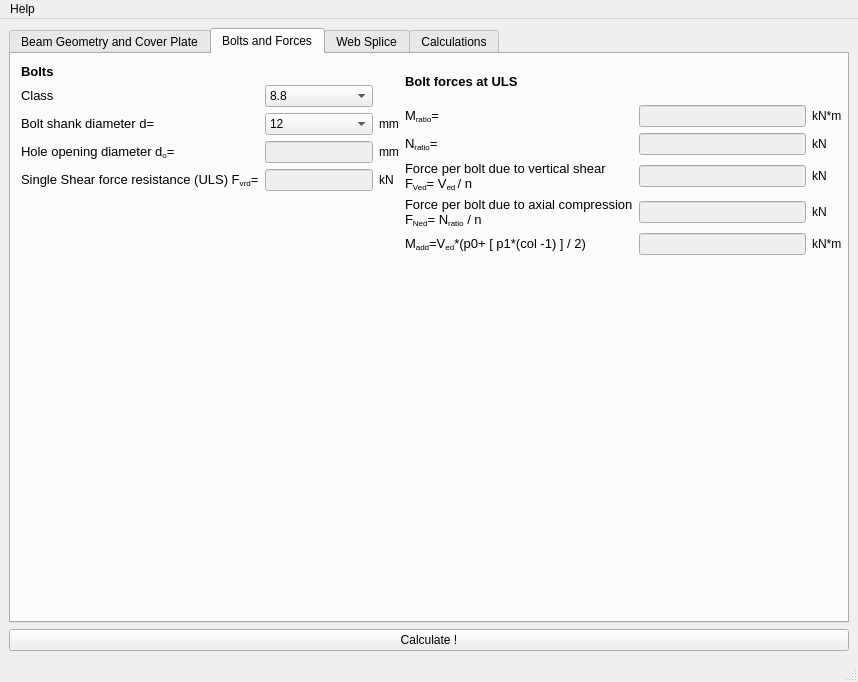
This is untitled.ui in marv2018/Spliced-Cover-Plate-Connection as Qt 5 draws it before an edit. The edited form follows.
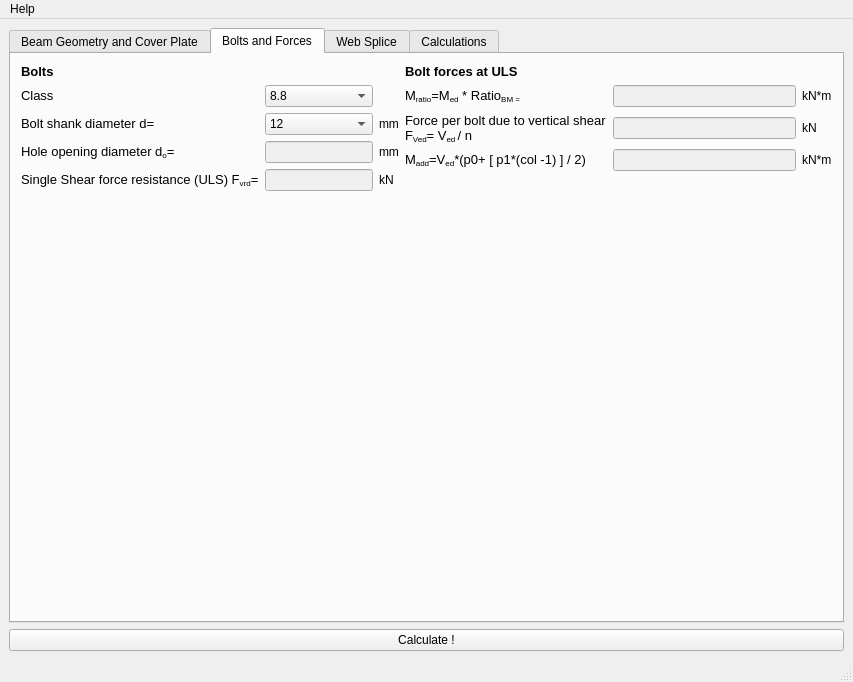
This is the edited form. The open tabs and pages were chosen to show the change. Icons and pictures are not drawn.

Commit message: changed window size min/max added calculations

```diff
--- a/untitled.ui
+++ b/untitled.ui
@@ -2,17 +2,35 @@
 <ui version="4.0">
  <class>MainWindow</class>
  <widget class="QMainWindow" name="MainWindow">
+  <property name="enabled">
+   <bool>true</bool>
+  </property>
   <property name="geometry">
    <rect>
     <x>0</x>
     <y>0</y>
-    <width>858</width>
+    <width>853</width>
     <height>682</height>
    </rect>
   </property>
+  <property name="minimumSize">
+   <size>
+    <width>853</width>
+    <height>682</height>
+   </size>
+  </property>
+  <property name="maximumSize">
+   <size>
+    <width>853</width>
+    <height>682</height>
+   </size>
+  </property>
   <property name="windowTitle">
    <string>MainWindow</string>
   </property>
+  <property name="autoFillBackground">
+   <bool>false</bool>
+  </property>
   <widget class="QWidget" name="centralwidget">
    <layout class="QVBoxLayout" name="verticalLayout">
     <item>
@@ -717,7 +735,7 @@
          <rect>
           <x>10</x>
           <y>10</y>
-          <width>821</width>
+          <width>811</width>
           <height>191</height>
          </rect>
         </property>
@@ -875,7 +893,7 @@
              </property>
             </widget>
            </item>
-           <item row="6" column="0">
+           <item row="4" column="0">
             <widget class="QLabel" name="label_121">
              <property name="font">
               <font>
@@ -902,19 +920,7 @@
               </font>
              </property>
              <property name="text">
-              <string>&lt;html&gt;&lt;head/&gt;&lt;body&gt;&lt;p&gt;M&lt;span style=&quot; vertical-align:sub;&quot;&gt;ratio&lt;/span&gt;=&lt;/p&gt;&lt;/body&gt;&lt;/html&gt;</string>
-             </property>
-            </widget>
-           </item>
-           <item row="5" column="0">
-            <widget class="QLabel" name="label_126">
-             <property name="font">
-              <font>
-               <pointsize>10</pointsize>
-              </font>
-             </property>
-             <property name="text">
-              <string>&lt;html&gt;&lt;head/&gt;&lt;body&gt;&lt;p&gt;Force per bolt due to axial compression &lt;br/&gt;F&lt;span style=&quot; vertical-align:sub;&quot;&gt;Ned&lt;/span&gt;= N&lt;span style=&quot; vertical-align:sub;&quot;&gt;ratio&lt;/span&gt; / n&lt;/p&gt;&lt;/body&gt;&lt;/html&gt;</string>
+              <string>&lt;html&gt;&lt;head/&gt;&lt;body&gt;&lt;p&gt;M&lt;span style=&quot; vertical-align:sub;&quot;&gt;ratio&lt;/span&gt;=M&lt;span style=&quot; vertical-align:sub;&quot;&gt;ed&lt;/span&gt; * Ratio&lt;span style=&quot; vertical-align:sub;&quot;&gt;BM =&lt;/span&gt;&lt;/p&gt;&lt;/body&gt;&lt;/html&gt;</string>
              </property>
             </widget>
            </item>
@@ -934,8 +940,8 @@
              </property>
             </widget>
            </item>
-           <item row="6" column="1">
-            <widget class="QLineEdit" name="lineEdit_51">
+           <item row="4" column="1">
+            <widget class="QLineEdit" name="lineEdit_madd">
              <property name="enabled">
               <bool>false</bool>
              </property>
@@ -950,30 +956,14 @@
              </property>
             </widget>
            </item>
-           <item row="5" column="1">
-            <widget class="QLineEdit" name="lineEdit_53">
-             <property name="enabled">
-              <bool>false</bool>
-             </property>
-             <property name="maxLength">
-              <number>3</number>
-             </property>
-             <property name="frame">
-              <bool>true</bool>
-             </property>
-             <property name="clearButtonEnabled">
-              <bool>false</bool>
-             </property>
-            </widget>
-           </item>
-           <item row="6" column="2">
+           <item row="4" column="2">
             <widget class="QLabel" name="label_127">
              <property name="text">
               <string>kN*m</string>
              </property>
             </widget>
            </item>
-           <item row="3" column="0">
+           <item row="2" column="0">
             <widget class="QLabel" name="label_128">
              <property name="font">
               <font>
@@ -985,8 +975,8 @@
              </property>
             </widget>
            </item>
-           <item row="3" column="1">
-            <widget class="QLineEdit" name="lineEdit_55">
+           <item row="2" column="1">
+            <widget class="QLineEdit" name="lineEdit_f_ved">
              <property name="enabled">
               <bool>false</bool>
              </property>
@@ -1001,54 +991,25 @@
              </property>
             </widget>
            </item>
-           <item row="2" column="0">
-            <widget class="QLabel" name="label_130">
-             <property name="font">
-              <font>
-               <pointsize>10</pointsize>
-              </font>
-             </property>
-             <property name="text">
-              <string>&lt;html&gt;&lt;head/&gt;&lt;body&gt;&lt;p&gt;N&lt;span style=&quot; vertical-align:sub;&quot;&gt;ratio&lt;/span&gt;=&lt;/p&gt;&lt;/body&gt;&lt;/html&gt;</string>
-             </property>
-            </widget>
-           </item>
            <item row="2" column="2">
-            <widget class="QLabel" name="label_131">
-             <property name="text">
-              <string>kN</string>
-             </property>
-            </widget>
-           </item>
-           <item row="5" column="2">
-            <widget class="QLabel" name="label_129">
-             <property name="text">
-              <string>kN</string>
-             </property>
-            </widget>
-           </item>
-           <item row="3" column="2">
             <widget class="QLabel" name="label_132">
              <property name="text">
               <string>kN</string>
              </property>
             </widget>
            </item>
-           <item row="2" column="1">
-            <widget class="QLineEdit" name="lineEdit_56">
-             <property name="enabled">
-              <bool>false</bool>
+           <item row="5" column="0">
+            <spacer name="verticalSpacer_3">
+             <property name="orientation">
+              <enum>Qt::Vertical</enum>
              </property>
-             <property name="maxLength">
-              <number>3</number>
+             <property name="sizeHint" stdset="0">
+              <size>
+               <width>20</width>
+               <height>40</height>
+              </size>
              </property>
-             <property name="frame">
-              <bool>true</bool>
-             </property>
-             <property name="clearButtonEnabled">
-              <bool>false</bool>
-             </property>
-            </widget>
+            </spacer>
            </item>
           </layout>
          </item>
@@ -1912,7 +1873,7 @@
     <rect>
      <x>0</x>
      <y>0</y>
-     <width>858</width>
+     <width>853</width>
      <height>21</height>
     </rect>
    </property>
```
Left out of the diff: 28 changed lines with no effect on the pictures. The commit also changes 2 other files.
